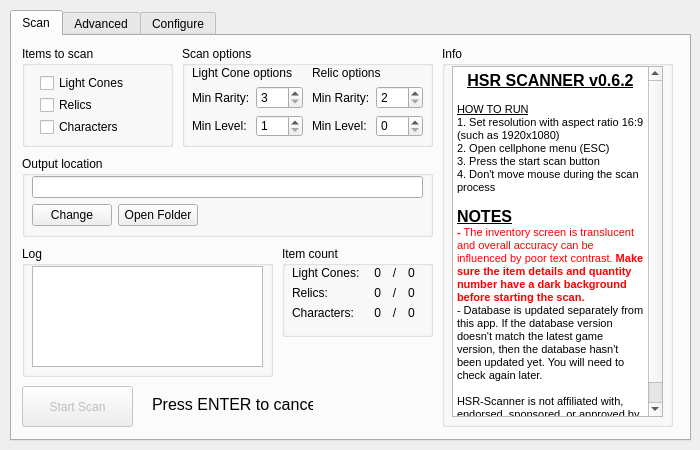
First picture: the form in src/ui/hsr_scanner.ui, repository kel-z/HSR-Scanner, before the edit.
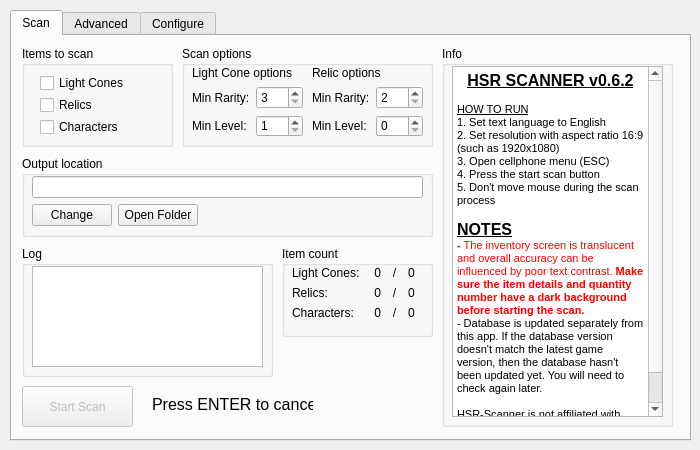
Second picture: the form after the edit. Custom widgets are drawn as their Qt base class.

Commit message: docs: add step for setting language to en

```diff
--- a/src/ui/hsr_scanner.ui
+++ b/src/ui/hsr_scanner.ui
@@ -524,10 +524,11 @@
 &lt;p align=&quot;center&quot; style=&quot; margin-top:0px; margin-bottom:0px; margin-left:0px; margin-right:0px; -qt-block-indent:0; text-indent:0px;&quot;&gt;&lt;span style=&quot; font-size:12pt; font-weight:600; text-decoration: underline;&quot;&gt;HSR SCANNER v0.6.2&lt;/span&gt;&lt;/p&gt;
 &lt;p align=&quot;center&quot; style=&quot;-qt-paragraph-type:empty; margin-top:0px; margin-bottom:0px; margin-left:0px; margin-right:0px; -qt-block-indent:0; text-indent:0px;&quot;&gt;&lt;br /&gt;&lt;/p&gt;
 &lt;p style=&quot; margin-top:0px; margin-bottom:0px; margin-left:0px; margin-right:0px; -qt-block-indent:0; text-indent:0px;&quot;&gt;&lt;span style=&quot; text-decoration: underline;&quot;&gt;HOW TO RUN&lt;/span&gt;&lt;/p&gt;
-&lt;p style=&quot; margin-top:0px; margin-bottom:0px; margin-left:0px; margin-right:0px; -qt-block-indent:0; text-indent:0px;&quot;&gt;&lt;span style=&quot; font-size:8pt;&quot;&gt;1. Set resolution with aspect ratio 16:9 (such as 1920x1080)&lt;/span&gt;&lt;/p&gt;
-&lt;p style=&quot; margin-top:0px; margin-bottom:0px; margin-left:0px; margin-right:0px; -qt-block-indent:0; text-indent:0px;&quot;&gt;&lt;span style=&quot; font-size:8pt;&quot;&gt;2. Open cellphone menu (ESC)&lt;/span&gt;&lt;/p&gt;
-&lt;p style=&quot; margin-top:0px; margin-bottom:0px; margin-left:0px; margin-right:0px; -qt-block-indent:0; text-indent:0px;&quot;&gt;&lt;span style=&quot; font-size:8pt;&quot;&gt;3. Press the start scan button&lt;/span&gt;&lt;/p&gt;
-&lt;p style=&quot; margin-top:0px; margin-bottom:0px; margin-left:0px; margin-right:0px; -qt-block-indent:0; text-indent:0px;&quot;&gt;&lt;span style=&quot; font-size:8pt;&quot;&gt;4. Don't move mouse during the scan process&lt;/span&gt;&lt;/p&gt;
+&lt;p style=&quot; margin-top:0px; margin-bottom:0px; margin-left:0px; margin-right:0px; -qt-block-indent:0; text-indent:0px;&quot;&gt;1. Set text language to English&lt;/p&gt;
+&lt;p style=&quot; margin-top:0px; margin-bottom:0px; margin-left:0px; margin-right:0px; -qt-block-indent:0; text-indent:0px;&quot;&gt;&lt;span style=&quot; font-size:8pt;&quot;&gt;2. Set resolution with aspect ratio 16:9 (such as 1920x1080)&lt;/span&gt;&lt;/p&gt;
+&lt;p style=&quot; margin-top:0px; margin-bottom:0px; margin-left:0px; margin-right:0px; -qt-block-indent:0; text-indent:0px;&quot;&gt;&lt;span style=&quot; font-size:8pt;&quot;&gt;3. Open cellphone menu (ESC)&lt;/span&gt;&lt;/p&gt;
+&lt;p style=&quot; margin-top:0px; margin-bottom:0px; margin-left:0px; margin-right:0px; -qt-block-indent:0; text-indent:0px;&quot;&gt;&lt;span style=&quot; font-size:8pt;&quot;&gt;4. Press the start scan button&lt;/span&gt;&lt;/p&gt;
+&lt;p style=&quot; margin-top:0px; margin-bottom:0px; margin-left:0px; margin-right:0px; -qt-block-indent:0; text-indent:0px;&quot;&gt;&lt;span style=&quot; font-size:8pt;&quot;&gt;5. Don't move mouse during the scan process&lt;/span&gt;&lt;/p&gt;
 &lt;p style=&quot;-qt-paragraph-type:empty; margin-top:0px; margin-bottom:0px; margin-left:0px; margin-right:0px; -qt-block-indent:0; text-indent:0px; font-size:8pt;&quot;&gt;&lt;br /&gt;&lt;/p&gt;
 &lt;p style=&quot; margin-top:0px; margin-bottom:0px; margin-left:0px; margin-right:0px; -qt-block-indent:0; text-indent:0px;&quot;&gt;&lt;span style=&quot; font-size:12pt; font-weight:600; text-decoration: underline;&quot;&gt;NOTES&lt;/span&gt;&lt;/p&gt;
 &lt;p style=&quot; margin-top:0px; margin-bottom:0px; margin-left:0px; margin-right:0px; -qt-block-indent:0; text-indent:0px;&quot;&gt;&lt;span style=&quot; font-size:8pt; font-weight:600; color:#ff0000;&quot;&gt;- &lt;/span&gt;&lt;span style=&quot; font-size:8pt; color:#ff0000;&quot;&gt;The inventory screen is translucent and overall accuracy can be influenced by poor text contrast. &lt;/span&gt;&lt;span style=&quot; font-size:8pt; font-weight:600; color:#ff0000;&quot;&gt;Make sure the item details and quantity number have a dark background before starting the scan.&lt;/span&gt;&lt;/p&gt;
```
Left out of the diff: 6 changed lines with no effect on the pictures. The commit also changes 2 other files.
